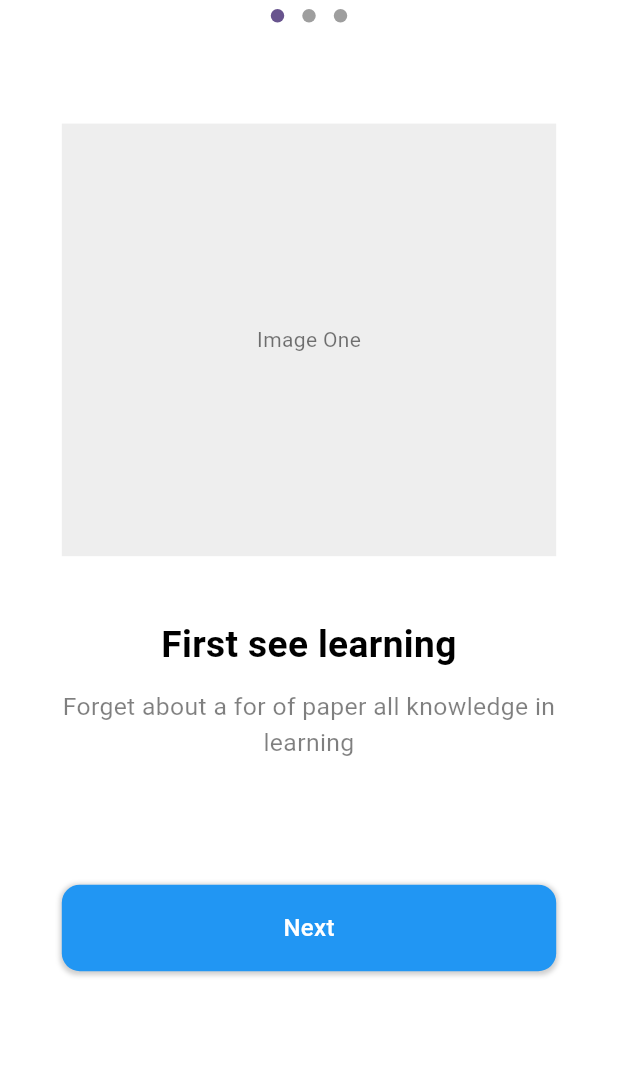
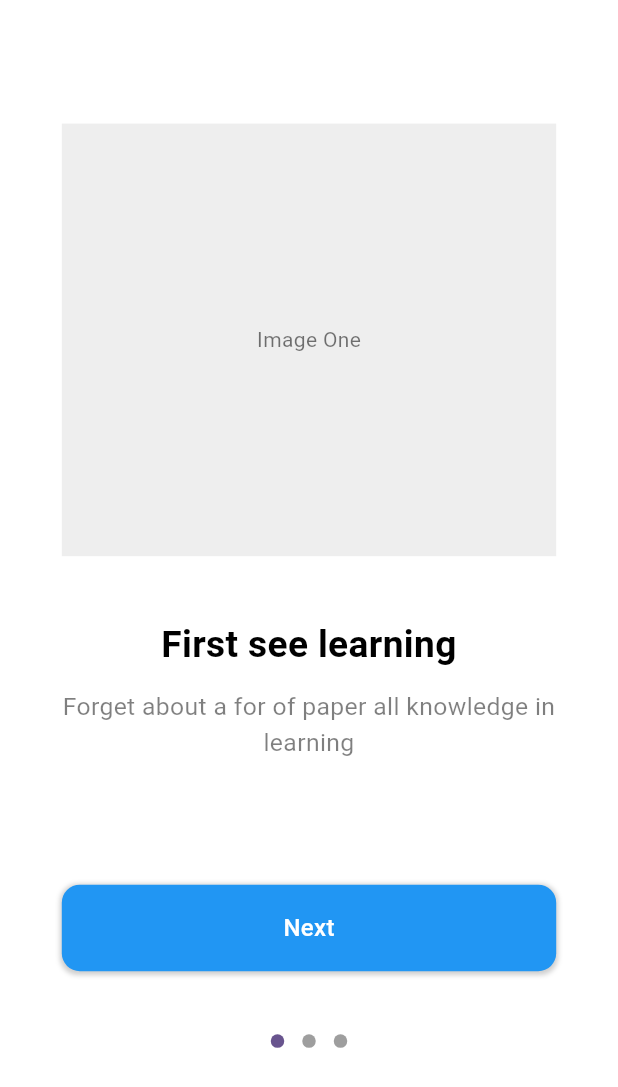
Before and after one commit to MostakAhmedShahad/online_class, a Flutter app: the screen it shows after launch, on a phone screen of 412 x 824 dp. Shown: the top 1087 px of the screen. Run offline on Flutter 3.47's test engine with Material 3 defaults, Android fonts, the phone set to English and light mode, and no system bars; drawn by our look-alikes of dots_indicator; our stand-ins replace flutter_screenutil.

Commit message:
bottom_alignment

```diff
--- a/lib/pages/welcome/welcome.dart
+++ b/lib/pages/welcome/welcome.dart
@@ -21,7 +21,6 @@ class _WelcomeState extends State<Welcome> {
             child: Stack(
               alignment: Alignment.topCenter,
               children: [
-
                 PageView(
                   children: [
                     _page(
@@ -47,7 +46,12 @@ class _WelcomeState extends State<Welcome> {
                         "image path"),
                   ],
                 ),
-                Positioned(child: DotsIndicator(dotsCount:3,mainAxisAlignment: MainAxisAlignment.center,))
+                Positioned(
+                  bottom: 100.h,
+                    child: DotsIndicator(
+                  dotsCount: 3,
+                  mainAxisAlignment: MainAxisAlignment.center,
+                ))
               ],
             ),
           ),
@@ -114,7 +118,7 @@ class _WelcomeState extends State<Welcome> {
                   ),
                 ],
               ),
-              child:   Center(
+              child: Center(
                 child: Text(
                   buttonName,
                   style: TextStyle(
```
